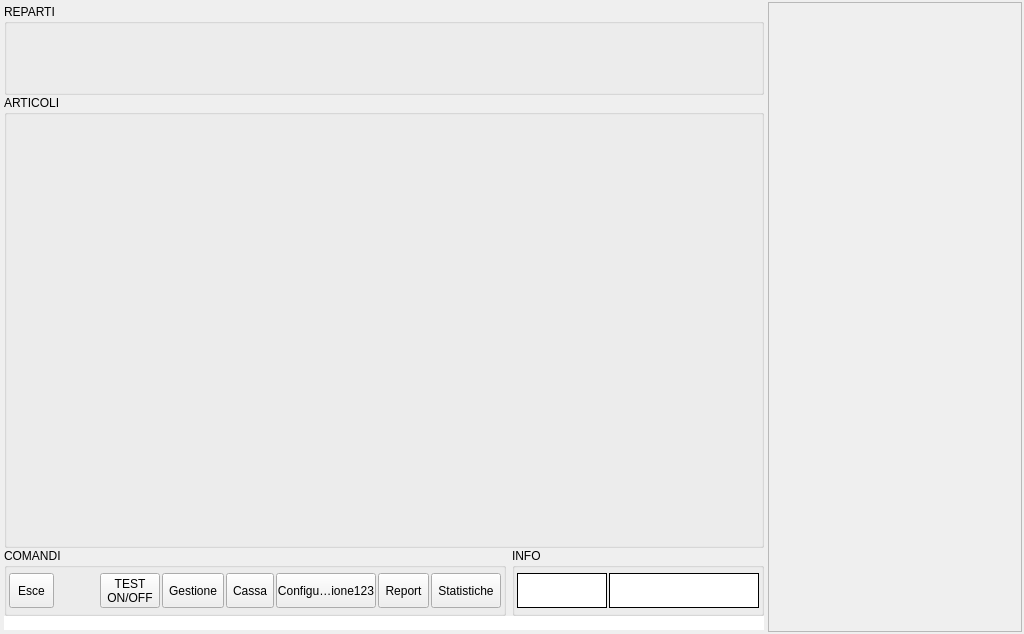
mtonin/gestcassa, file branches/ramo02/src/mainwindow.ui: the form before one commit.
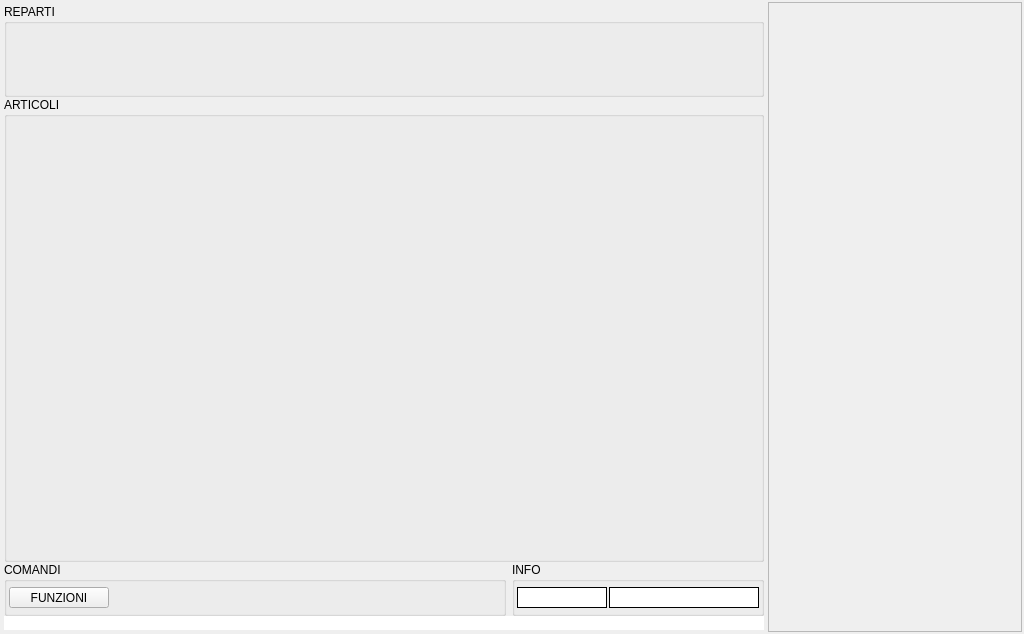
The form after the commit. Icons and pictures are not drawn.

What changed in the file:
```diff
--- a/branches/ramo02/src/mainwindow.ui
+++ b/branches/ramo02/src/mainwindow.ui
@@ -182,7 +182,7 @@
                </size>
               </property>
               <property name="text">
-               <string>Esce</string>
+               <string>FUNZIONI</string>
               </property>
               <property name="icon">
                <iconset resource="risorse.qrc">
@@ -218,208 +218,6 @@
               </property>
              </spacer>
             </item>
-            <item>
-             <widget class="QToolButton" name="testBtn">
-              <property name="sizePolicy">
-               <sizepolicy hsizetype="MinimumExpanding" vsizetype="Expanding">
-                <horstretch>0</horstretch>
-                <verstretch>0</verstretch>
-               </sizepolicy>
-              </property>
-              <property name="maximumSize">
-               <size>
-                <width>100</width>
-                <height>100</height>
-               </size>
-              </property>
-              <property name="text">
-               <string>TEST
-ON/OFF</string>
-              </property>
-              <property name="icon">
-               <iconset resource="risorse.qrc">
-                <normaloff>:/GestCassa/warning</normaloff>:/GestCassa/warning</iconset>
-              </property>
-              <property name="iconSize">
-               <size>
-                <width>48</width>
-                <height>48</height>
-               </size>
-              </property>
-              <property name="toolButtonStyle">
-               <enum>Qt::ToolButtonTextUnderIcon</enum>
-              </property>
-             </widget>
-            </item>
-            <item>
-             <widget class="QToolButton" name="gestioneBtn">
-              <property name="sizePolicy">
-               <sizepolicy hsizetype="MinimumExpanding" vsizetype="Expanding">
-                <horstretch>0</horstretch>
-                <verstretch>0</verstretch>
-               </sizepolicy>
-              </property>
-              <property name="maximumSize">
-               <size>
-                <width>100</width>
-                <height>100</height>
-               </size>
-              </property>
-              <property name="text">
-               <string>Gestione</string>
-              </property>
-              <property name="icon">
-               <iconset resource="risorse.qrc">
-                <normaloff>:/GestCassa/gestione</normaloff>:/GestCassa/gestione</iconset>
-              </property>
-              <property name="iconSize">
-               <size>
-                <width>48</width>
-                <height>48</height>
-               </size>
-              </property>
-              <property name="toolButtonStyle">
-               <enum>Qt::ToolButtonTextUnderIcon</enum>
-              </property>
-             </widget>
-            </item>
-            <item>
-             <widget class="QToolButton" name="cassaBtn">
-              <property name="sizePolicy">
-               <sizepolicy hsizetype="MinimumExpanding" vsizetype="Expanding">
-                <horstretch>0</horstretch>
-                <verstretch>0</verstretch>
-               </sizepolicy>
-              </property>
-              <property name="maximumSize">
-               <size>
-                <width>100</width>
-                <height>100</height>
-               </size>
-              </property>
-              <property name="text">
-               <string>Cassa</string>
-              </property>
-              <property name="icon">
-               <iconset resource="risorse.qrc">
-                <normaloff>:/GestCassa/cassa</normaloff>:/GestCassa/cassa</iconset>
-              </property>
-              <property name="iconSize">
-               <size>
-                <width>48</width>
-                <height>48</height>
-               </size>
-              </property>
-              <property name="toolButtonStyle">
-               <enum>Qt::ToolButtonTextUnderIcon</enum>
-              </property>
-             </widget>
-            </item>
-            <item>
-             <widget class="QToolButton" name="configurazioneBtn">
-              <property name="sizePolicy">
-               <sizepolicy hsizetype="MinimumExpanding" vsizetype="Expanding">
-                <horstretch>0</horstretch>
-                <verstretch>0</verstretch>
-               </sizepolicy>
-              </property>
-              <property name="maximumSize">
-               <size>
-                <width>100</width>
-                <height>100</height>
-               </size>
-              </property>
-              <property name="text">
-               <string>Configurazione123</string>
-              </property>
-              <property name="icon">
-               <iconset resource="risorse.qrc">
-                <normaloff>:/GestCassa/configurazione</normaloff>:/GestCassa/configurazione</iconset>
-              </property>
-              <property name="iconSize">
-               <size>
-                <width>48</width>
-                <height>48</height>
-               </size>
-              </property>
-              <property name="autoExclusive">
-               <bool>false</bool>
-              </property>
-              <property name="toolButtonStyle">
-               <enum>Qt::ToolButtonTextUnderIcon</enum>
-              </property>
-             </widget>
-            </item>
-            <item>
-             <widget class="QToolButton" name="reportBtn">
-              <property name="sizePolicy">
-               <sizepolicy hsizetype="MinimumExpanding" vsizetype="Expanding">
-                <horstretch>0</horstretch>
-                <verstretch>0</verstretch>
-               </sizepolicy>
-              </property>
-              <property name="maximumSize">
-               <size>
-                <width>100</width>
-                <height>100</height>
-               </size>
-              </property>
-              <property name="text">
-               <string>Report</string>
-              </property>
-              <property name="icon">
-               <iconset resource="risorse.qrc">
-                <normaloff>:/GestCassa/report 2</normaloff>:/GestCassa/report 2</iconset>
-              </property>
-              <property name="iconSize">
-               <size>
-                <width>48</width>
-                <height>48</height>
-               </size>
-              </property>
-              <property name="autoExclusive">
-               <bool>false</bool>
-              </property>
-              <property name="toolButtonStyle">
-               <enum>Qt::ToolButtonTextUnderIcon</enum>
-              </property>
-             </widget>
-            </item>
-            <item>
-             <widget class="QToolButton" name="statsBtn">
-              <property name="sizePolicy">
-               <sizepolicy hsizetype="MinimumExpanding" vsizetype="Expanding">
-                <horstretch>0</horstretch>
-                <verstretch>0</verstretch>
-               </sizepolicy>
-              </property>
-              <property name="maximumSize">
-               <size>
-                <width>100</width>
-                <height>100</height>
-               </size>
-              </property>
-              <property name="text">
-               <string>Statistiche</string>
-              </property>
-              <property name="icon">
-               <iconset resource="risorse.qrc">
-                <normaloff>:/GestCassa/stats</normaloff>:/GestCassa/stats</iconset>
-              </property>
-              <property name="iconSize">
-               <size>
-                <width>48</width>
-                <height>48</height>
-               </size>
-              </property>
-              <property name="autoExclusive">
-               <bool>false</bool>
-              </property>
-              <property name="toolButtonStyle">
-               <enum>Qt::ToolButtonTextUnderIcon</enum>
-              </property>
-             </widget>
-            </item>
            </layout>
           </widget>
          </item>
```
Left out of the diff: 2 changed lines with no effect on the pictures.
